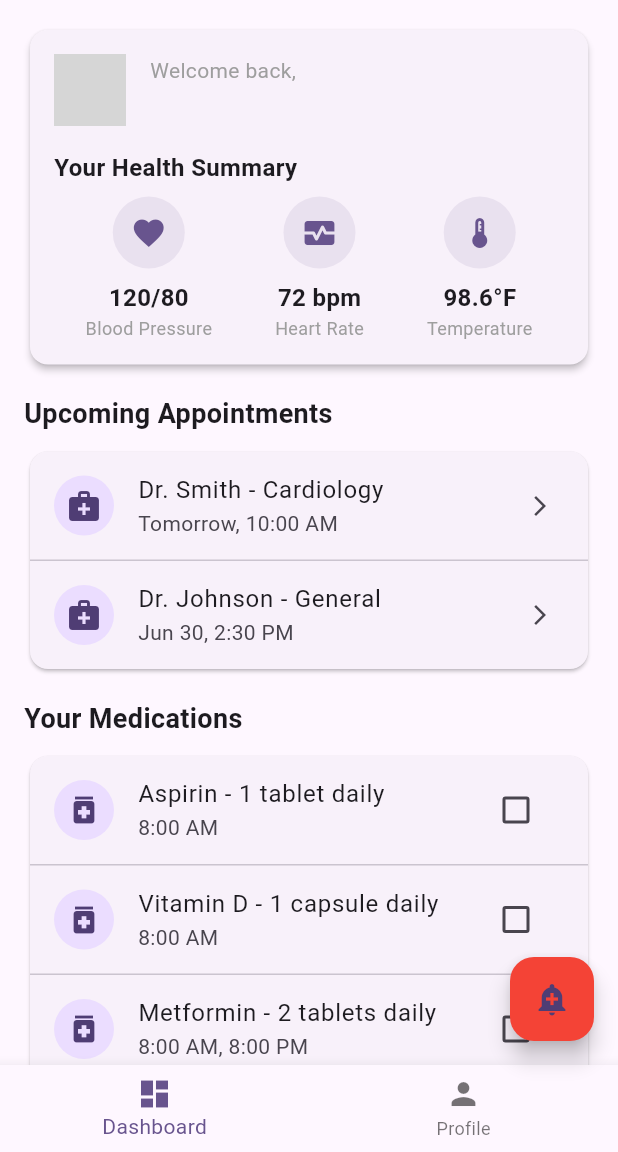
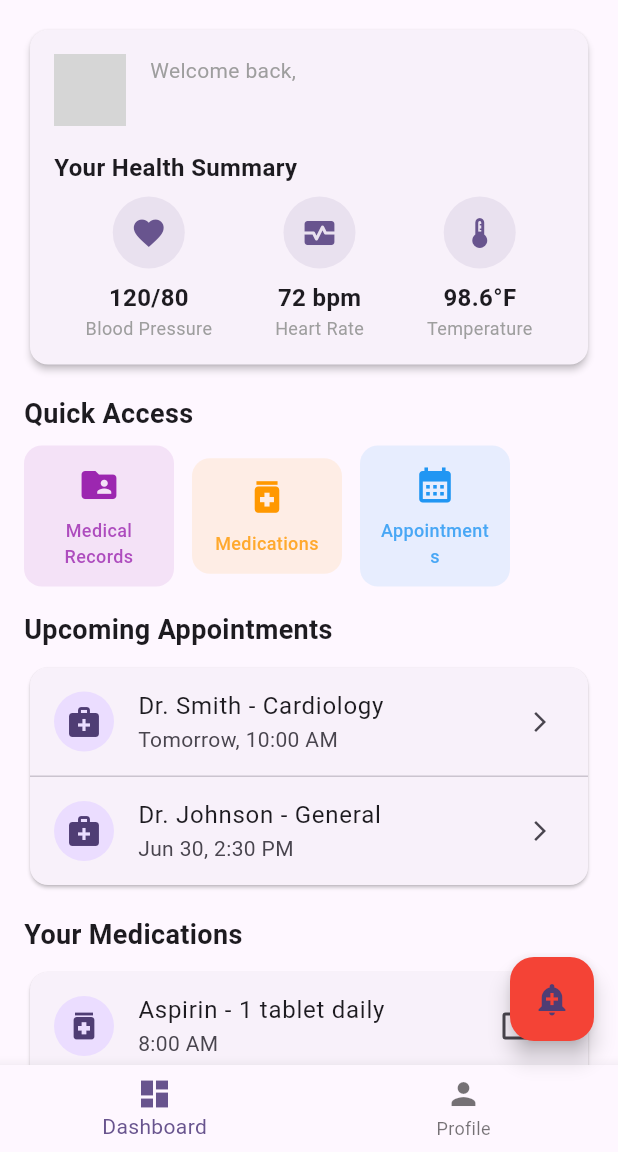
Before and after one commit to Project-DevX/healthmate, a Flutter app: the PatientDashboard screen opened by its route, on a phone screen of 412 x 824 dp, the part 84-1236 px from its top. Run offline on Flutter 3.47's test engine with Material 3 defaults, Android fonts, the phone set to English and light mode, and no system bars; our stand-ins replace cloud_firestore, firebase_auth, firebase_core, google_sign_in; accounts and stored records are empty; network calls fail; grey boxes are pictures that could not be loaded.

Commit message:
doc buttons created

```diff
--- a/lib/patientDashboard.dart
+++ b/lib/patientDashboard.dart
@@ -217,7 +217,6 @@ class _PatientDashboardState extends State<PatientDashboard> {
                 Colors.red,
                 () {
                   Navigator.pop(context);
-                  // TODO: Navigate to emergency page
                   ScaffoldMessenger.of(context).showSnackBar(
                     const SnackBar(content: Text('Emergency option selected')),
                   );
@@ -231,7 +230,6 @@ class _PatientDashboardState extends State<PatientDashboard> {
                 Colors.blue,
                 () {
                   Navigator.pop(context);
-                  // TODO: Navigate to find doctor page
                   ScaffoldMessenger.of(context).showSnackBar(
                     const SnackBar(content: Text('Find Doctor option selected')),
                   );
@@ -245,9 +243,22 @@ class _PatientDashboardState extends State<PatientDashboard> {
                 Colors.green,
                 () {
                   Navigator.pop(context);
-                  // TODO: Navigate to find caregiver page
                   ScaffoldMessenger.of(context).showSnackBar(
                     const SnackBar(content: Text('Find Caregiver option selected')),
+                  );
+                },
+              ),
+              const SizedBox(height: 8),
+              // Add new option for uploading medical records
+              _buildEmergencyOption(
+                context,
+                Icons.upload_file,
+                'Upload Medical Record',
+                Colors.orange,
+                () {
+                  Navigator.pop(context);
+                  ScaffoldMessenger.of(context).showSnackBar(
+                    const SnackBar(content: Text('Upload Medical Record selected')),
                   );
                 },
               ),
@@ -408,6 +419,59 @@ class DashboardContent extends StatelessWidget {
           ),
           const SizedBox(height: 16),
 
+          // Quick access buttons including Medical Records
+          const Text(
+            'Quick Access',
+            style: TextStyle(
+              fontSize: 18,
+              fontWeight: FontWeight.bold,
+            ),
+          ),
+          const SizedBox(height: 8),
+          SingleChildScrollView(
+            scrollDirection: Axis.horizontal,
+            child: Row(
+              children: [
+                _buildQuickAccessButton(
+                  context,
+                  Icons.folder_shared,
+                  'Medical Records',
+                  Colors.purple,
+                  () {
+                    ScaffoldMessenger.of(context).showSnackBar(
+                      const SnackBar(content: Text('Medical Records button clicked')),
+                    );
+                  },
+                ),
+                SizedBox(width: 12),
+                _buildQuickAccessButton(
+                  context,
+                  Icons.medication,
+                  'Medications',
+                  Colors.orange,
+                  () {
+                    ScaffoldMessenger.of(context).showSnackBar(
+                      const SnackBar(content: Text('Medications button clicked')),
+                    );
+                  },
+                ),
+                SizedBox(width: 12),
+                _buildQuickAccessButton(
+                  context,
+                  Icons.calendar_month,
+                  'Appointments',
+                  Colors.blue,
+                  () {
+                    ScaffoldMessenger.of(context).showSnackBar(
+                      const SnackBar(content: Text('Appointments button clicked')),
+                    );
+                  },
+                ),
+              ],
+            ),
+          ),
+          const SizedBox(height: 16),
+
           // Upcoming appointments
           const Text(
             'Upcoming Appointments',
@@ -521,6 +585,43 @@ class DashboardContent extends StatelessWidget {
           ),
         ),
       ],
+    );
+  }
+
+  Widget _buildQuickAccessButton(
+    BuildContext context,
+    IconData icon,
+    String label,
+    Color color,
+    VoidCallback onPressed,
+  ) {
+    return Material(
+      color: color.withOpacity(0.1),
+      borderRadius: BorderRadius.circular(12),
+      child: InkWell(
+        onTap: onPressed,
+        borderRadius: BorderRadius.circular(12),
+        child: Container(
+          width: 100,
+          padding: const EdgeInsets.all(12),
+          child: Column(
+            mainAxisAlignment: MainAxisAlignment.center,
+            children: [
+              Icon(icon, color: color, size: 28),
+              const SizedBox(height: 8),
+              Text(
+                label,
+                style: TextStyle(
+                  color: color.withOpacity(0.8),
+                  fontWeight: FontWeight.w500,
+                  fontSize: 12,
+                ),
+                textAlign: TextAlign.center,
+              ),
+            ],
+          ),
+        ),
+      ),
     );
   }
 }
```
